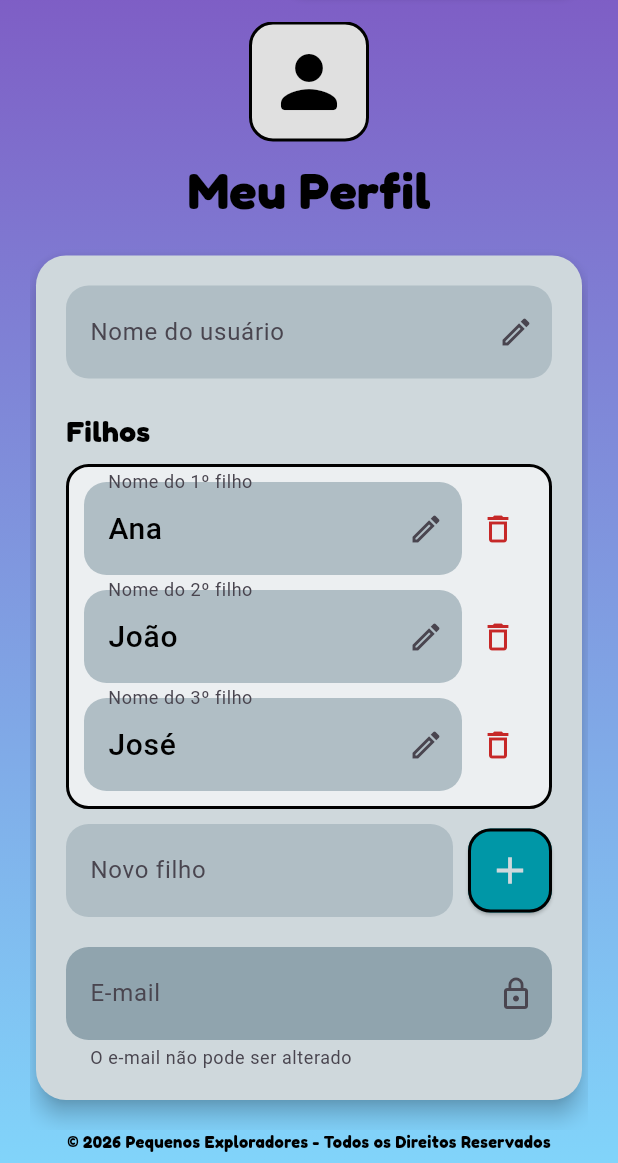
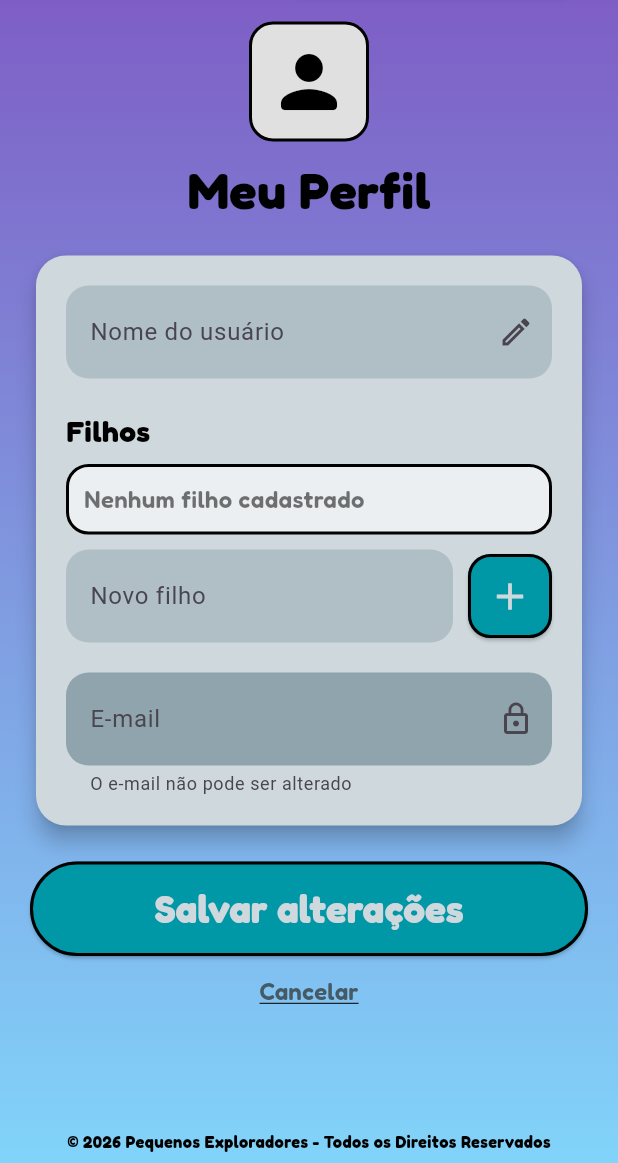
Before and after one commit to Le2006faria/p1-ppdm, a Flutter app: the PerfilView screen opened by its route, after a tap on "Editar", on a phone screen of 412 x 824 dp, the part 73-1236 px from its top. Run offline on Flutter 3.47's test engine with Material 3 defaults, Android fonts, the phone set to English and light mode, and no system bars; our stand-ins replace cloud_firestore, device_preview_plus, firebase_auth, firebase_core, font_awesome_flutter, get_it and 2 more; accounts and stored records are empty.

Commit message:
Alterações em login, cadastro e perfil para integração com firebase

```diff
--- a/pequenosExploradores/lib/controller/perfil_controller.dart
+++ b/pequenosExploradores/lib/controller/perfil_controller.dart
@@ -1,44 +1,62 @@
+import 'package:cloud_firestore/cloud_firestore.dart';
+import 'package:firebase_auth/firebase_auth.dart';
 import 'package:flutter/material.dart';
-import 'package:get_it/get_it.dart';
-import 'package:progrmacao/controller/login_controller.dart';
 
 class PerfilController extends ChangeNotifier {
-  // Só lê o e-mail do login (o login não é alterado)
-  late final LoginController _login = GetIt.I.get<LoginController>();
-
-  // Filhos pré-definidos (apenas exibição, nada é gravado)
-  static const List<String> _filhosPredefinidos = ['Ana', 'João', 'José'];
-
   // Dados mostrados/editados na tela
   String _nomeUsuario = '';
   List<String> _nomesFilhos = [];
 
-  // Último estado "salvo" (o que a tela de exibição mostra)
+  // Último estado salvo no Firestore (o que a tela de exibição mostra)
   String _nomeSalvo = '';
   List<String> _filhosSalvos = [];
 
+  bool _carregando = false;
+  String? _mensagemErro;
+
   String get nomeUsuario => _nomeUsuario;
   List<String> get nomesFilhos => _nomesFilhos;
+  bool get carregando => _carregando;
+  String? get mensagemErro => _mensagemErro;
 
-  // E-mail utilizado no login (não pode ser alterado)
-  String get email => _login.email;
+  // E-mail da conta logada (não pode ser alterado)
+  String get email => FirebaseAuth.instance.currentUser?.email ?? '';
 
-  // Nome tirado do e-mail do login: "maria.silva@x.com" -> "Maria Silva"
-  String _nomeDoEmail(String email) {
-    final parteLocal = email.trim().split('@').first.replaceAll(RegExp(r'\d'), '');
-    final partes = parteLocal
-        .split(RegExp(r'[._\-+]+'))
-        .where((p) => p.isNotEmpty);
-    return partes
-        .map((p) => p[0].toUpperCase() + p.substring(1).toLowerCase())
-        .join(' ');
+  DocumentReference<Map<String, dynamic>>? get _docUsuario {
+    final usuario = FirebaseAuth.instance.currentUser;
+    if (usuario == null) return null;
+    return FirebaseFirestore.instance.collection('usuarios').doc(usuario.uid);
   }
 
-  // Abre o perfil com os dados iniciais
-  void carregarDados() {
-    _nomeSalvo = _nomeDoEmail(_login.email);
-    _filhosSalvos = List<String>.from(_filhosPredefinidos);
-    cancelar();
+  // Lê o perfil do usuário logado no Firestore
+  Future<void> carregarDados() async {
+    final doc = _docUsuario;
+    if (doc == null) {
+      _mensagemErro = 'Nenhum usuário autenticado.';
+      notifyListeners();
+      return;
+    }
+
+    _carregando = true;
+    _mensagemErro = null;
+    notifyListeners();
+
+    try {
+      final dados = (await doc.get()).data() ?? {};
+      _nomeSalvo = (dados['nomeUsuario'] ?? dados['nomeCompleto'] ?? '')
+          .toString();
+      _filhosSalvos = List<String>.from(dados['filhos'] ?? const []);
+      cancelar();
+    } on FirebaseException catch (e) {
+      _mensagemErro = e.code == 'permission-denied'
+          ? 'Sem permissão para acessar os dados.'
+          : 'Não foi possível carregar o perfil.';
+    } catch (_) {
+      _mensagemErro = 'Não foi possível carregar o perfil.';
+    }
+
+    _carregando = false;
+    notifyListeners();
   }
 
   void setNomeUsuario(String novoNome) {
@@ -68,11 +86,39 @@
       _nomeUsuario.trim().isNotEmpty &&
       !_nomesFilhos.any((nome) => nome.trim().isEmpty);
 
-  // Simbólico: só passa a tela de exibição a mostrar o que foi editado
-  void salvar() {
-    _nomeSalvo = _nomeUsuario;
-    _filhosSalvos = List<String>.from(_nomesFilhos);
+  // Grava as alterações no Firestore. Retorna true se deu certo.
+  Future<bool> salvar() async {
+    final doc = _docUsuario;
+    if (doc == null) {
+      _mensagemErro = 'Nenhum usuário autenticado.';
+      notifyListeners();
+      return false;
+    }
+
+    final nome = _nomeUsuario.trim();
+    final filhos = _nomesFilhos.map((n) => n.trim()).toList();
+
+    try {
+      await doc.set({
+        'nomeUsuario': nome,
+        'filhos': filhos,
+        'atualizadoEm': FieldValue.serverTimestamp(),
+      }, SetOptions(merge: true));
+
+      _nomeSalvo = nome;
+      _filhosSalvos = filhos;
+      _mensagemErro = null;
+      notifyListeners();
+      return true;
+    } on FirebaseException catch (e) {
+      _mensagemErro = e.code == 'permission-denied'
+          ? 'Sem permissão para gravar os dados.'
+          : 'Não foi possível salvar as alterações.';
+    } catch (_) {
+      _mensagemErro = 'Não foi possível salvar as alterações.';
+    }
     notifyListeners();
+    return false;
   }
 
   // Descarta o que foi mexido e volta ao último estado salvo
--- a/pequenosExploradores/lib/view/perfil_view.dart
+++ b/pequenosExploradores/lib/view/perfil_view.dart
@@ -2,7 +2,9 @@
 import 'package:font_awesome_flutter/font_awesome_flutter.dart';
 import 'package:get_it/get_it.dart';
 import 'package:google_fonts/google_fonts.dart';
+import 'package:progrmacao/controller/login_controller.dart';
 import 'package:progrmacao/controller/perfil_controller.dart';
+import 'package:progrmacao/core/app_routes.dart';
 
 class PerfilView extends StatefulWidget {
   const PerfilView({super.key});
@@ -29,17 +31,38 @@
   @override
   void initState() {
     super.initState();
-    ctrl.carregarDados(); // sempre abre com os dados iniciais
+    _nomeUsuarioCtrl = TextEditingController();
+    _emailCtrl = TextEditingController(text: ctrl.email);
+    ctrl.addListener(_atualizar);
+    _carregar(); // lê o perfil do usuário logado no Firestore
+  }
 
-    _nomeUsuarioCtrl = TextEditingController(text: ctrl.nomeUsuario);
-    _emailCtrl = TextEditingController(text: ctrl.email);
-    for (final nome in ctrl.nomesFilhos) {
-      _filhosCtrls.add(TextEditingController(text: nome));
-    }
+  void _atualizar() {
+    if (mounted) setState(() {});
+  }
+
+  Future<void> _carregar() async {
+    await ctrl.carregarDados();
+    if (!mounted) return;
+    _emailCtrl.text = ctrl.email;
+    _reconstruirCampos();
+    setState(() {});
+  }
+
+  // Encerra a sessão (signOut) e volta para o Login
+  Future<void> _sair() async {
+    await GetIt.I.get<LoginController>().logout();
+    if (!mounted) return;
+    Navigator.pushNamedAndRemoveUntil(
+      context,
+      AppRoutes.login,
+      (route) => false,
+    );
   }
 
   @override
   void dispose() {
+    ctrl.removeListener(_atualizar);
     _nomeUsuarioCtrl.dispose();
     _emailCtrl.dispose();
     _novoFilhoCtrl.dispose();
@@ -149,7 +172,17 @@
 
     // NÃO navega para nenhuma tela: volta para a tela só de exibição,
     // já mostrando o que foi alterado
-    ctrl.salvar();
+    final ok = await ctrl.salvar(); // grava no Firestore
+    if (!mounted) return;
+
+    if (!ok) {
+      _mostrarAlerta(
+        'Erro',
+        ctrl.mensagemErro ?? 'Não foi possível salvar as alterações.',
+      );
+      return;
+    }
+
     setState(() {
       _editando = false;
       _novoFilhoCtrl.clear();
@@ -429,6 +462,25 @@
 
                         SizedBox(height: 15),
 
+                        if (ctrl.carregando)
+                          Padding(
+                            padding: EdgeInsets.only(bottom: 12),
+                            child: CircularProgressIndicator(),
+                          ),
+                        if (ctrl.mensagemErro != null)
+                          Padding(
+                            padding: EdgeInsets.only(bottom: 12),
+                            child: Text(
+                              ctrl.mensagemErro!,
+                              textAlign: TextAlign.center,
+                              style: GoogleFonts.fredoka(
+                                fontSize: 16,
+                                fontWeight: FontWeight.bold,
+                                color: Colors.red.shade900,
+                              ),
+                            ),
+                          ),
+
                         Card(
                           color: Colors.blueGrey.shade100,
                           elevation: 6,
@@ -524,11 +576,13 @@
                                   fontWeight: FontWeight.bold,
                                 ),
                               ),
-                              onPressed: () {
-                                setState(() {
-                                  _editando = true;
-                                });
-                              },
+                              onPressed: ctrl.carregando
+                                  ? null
+                                  : () {
+                                      setState(() {
+                                        _editando = true;
+                                      });
+                                    },
                               child: Text('Editar'),
                             ),
                           )
@@ -574,6 +628,21 @@
                           ),
                         ],
 
+                        if (!_editando)
+                          TextButton.icon(
+                            onPressed: _sair,
+                            icon: Icon(Icons.exit_to_app, color: Colors.black),
+                            label: Text(
+                              'Sair da conta',
+                              style: GoogleFonts.fredoka(
+                                fontSize: 16,
+                                fontWeight: FontWeight.w600,
+                                color: Colors.black,
+                                decoration: TextDecoration.underline,
+                              ),
+                            ),
+                          ),
+
                         SizedBox(height: 10),
                       ],
                     ),
```
Also changed, not shown: pequenosExploradores/lib/controller/cadastrar_usuario_controller.dart (+88 -0 lines), pequenosExploradores/lib/controller/login_controller.dart (+82 -1 lines), pequenosExploradores/lib/main.dart (+0 -11 lines), pequenosExploradores/lib/view/cadastrar_usuario_view.dart (+28 -5 lines), pequenosExploradores/lib/view/login_view.dart (+99 -74 lines).
